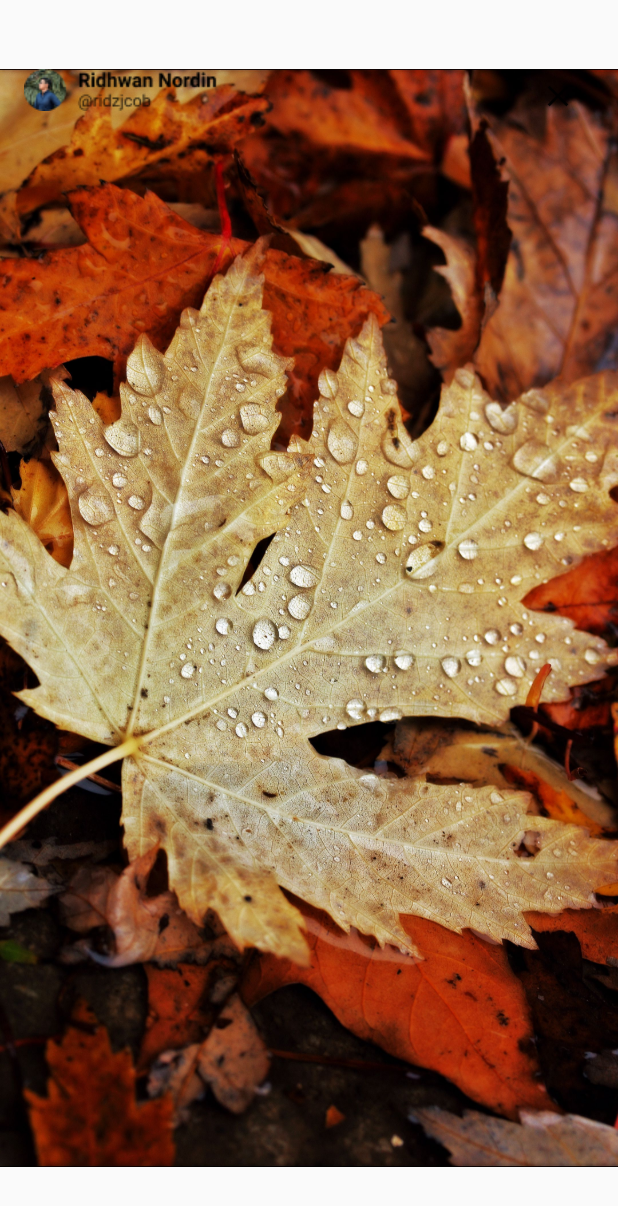
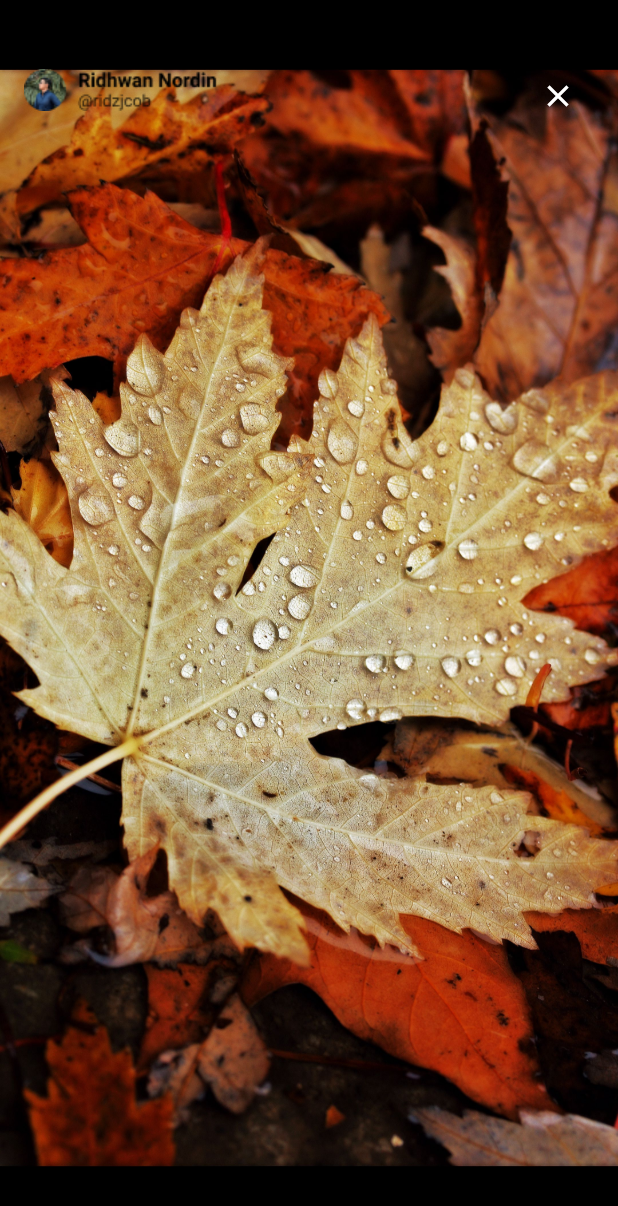
Before and after one commit to VLad345406/photo, a Flutter app: the PhotoOpen screen opened directly, on a phone screen of 412 x 824 dp. Shown: the top 1206 px of the screen. Run offline on Flutter 3.47's test engine with Material 2 defaults, Android fonts, the phone set to English and light mode, and no system bars; drawn by our look-alikes of photo_view; our stand-ins replace bloc, firebase_auth, firebase_core, flutter_svg, google_fonts, google_sign_in and 1 more; accounts and stored records are empty; generated files the repository leaves out were written again.

Commit message:
Complete make photo_open

```diff
--- a/lib/screens/main_screens/photo_open.dart
+++ b/lib/screens/main_screens/photo_open.dart
@@ -1,20 +1,19 @@
 import 'package:flutter/material.dart';
 import 'package:google_fonts/google_fonts.dart';
+import 'package:photo_view/photo_view.dart';
 
 class PhotoOpen extends StatefulWidget {
+  final String path;
 
-  final String path;
-  const PhotoOpen({Key? key, required this.path}): super(key: key);
+  const PhotoOpen({Key? key, required this.path}) : super(key: key);
 
   @override
   State<PhotoOpen> createState() => _PhotoOpenState();
 }
 
 class _PhotoOpenState extends State<PhotoOpen> {
-
   @override
   Widget build(BuildContext context) {
-
     //get screen ppi
 
     final screenHeight = MediaQuery.of(context).size.height;
@@ -23,39 +22,30 @@ class _PhotoOpenState extends State<PhotoOpen> {
     final widthButton = (screenWidth - 32 - 9) / 2;
 
     return Scaffold(
-      //backgroundColor: Colors.black,
-      body: Container(
-        height: screenHeight,
-        width: screenWidth,
-        decoration: BoxDecoration(
-          image: DecorationImage(
-            image: AssetImage(widget.path),
-            //fit: BoxFit.cover,
+      body: Stack(
+        alignment: AlignmentDirectional.topCenter,
+        fit: StackFit.loose,
+        children: [
+          PhotoView(
+            imageProvider: AssetImage(widget.path),
           ),
-        ),
-        child: Row(
-          mainAxisAlignment: MainAxisAlignment.spaceBetween,
-          children: [
           Align(
             alignment: Alignment.topLeft,
             child: Container(
                 margin: const EdgeInsets.only(top: 46, left: 16),
-                child: Image.asset('assets/images/user.png')
-              ),
+                child: Image.asset('assets/images/user.png')),
           ),
           Align(
             alignment: Alignment.topRight,
             child: Container(
                 margin: const EdgeInsets.only(top: 40, right: 16),
                 child: IconButton(
-                  onPressed:(){
+                    onPressed: () {
                       Navigator.pop(context);
                     },
-                  icon: Icon(Icons.close))
-              ),
+                    icon: Icon(Icons.close, color: Colors.white,))),
           ),
         ],
-        ),
       ),
     );
   }
--- a/pubspec.yaml
+++ b/pubspec.yaml
@@ -23,6 +23,7 @@ dependencies:
   firebase_core: ^2.2.0
   google_sign_in: ^5.4.2
   firebase_auth: ^4.1.2
+  photo_view: ^0.14.0
 
 dev_dependencies:
   bloc_test: ^9.1.0
```
Also changed, not shown: pubspec.lock. Lines whose indentation alone changed are shown as unchanged.
